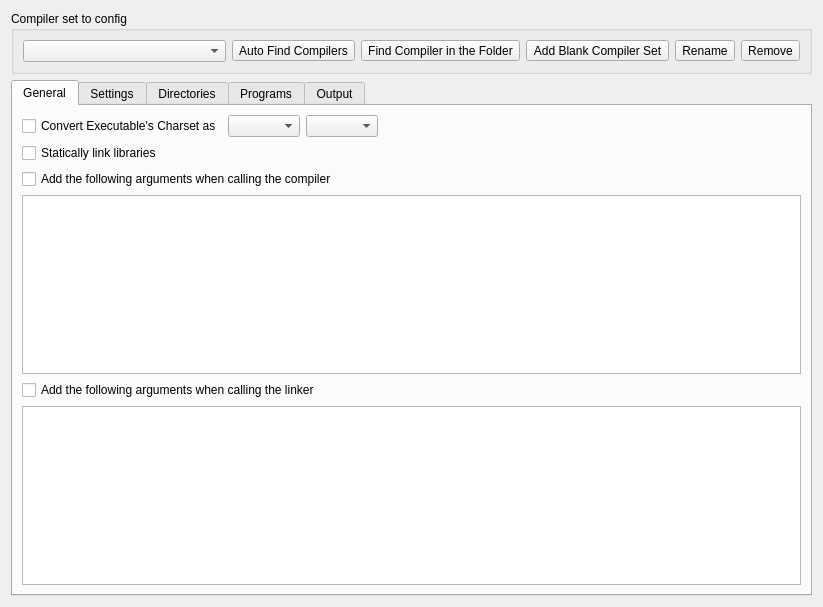
Above: RedPandaIDE/settingsdialog/compilersetoptionwidget.ui from royqh1979/RedPanda-CPP before the change. Below: the same form after it.
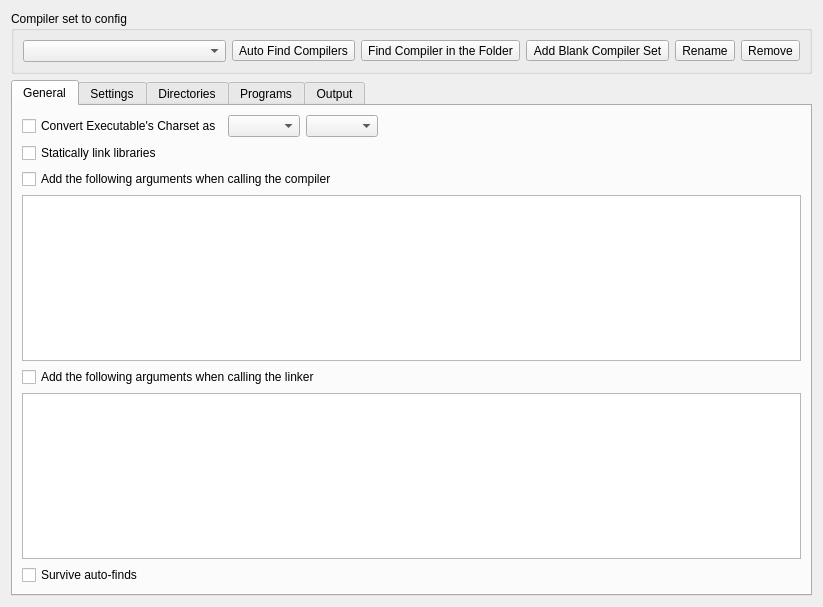
That is the form after the change. The open tabs and pages were chosen to show the change. Custom widgets are drawn as their Qt base class.

Commit message: allow compiler sets persist in auto-find

The edit to the form file:
```diff
--- a/RedPandaIDE/settingsdialog/compilersetoptionwidget.ui
+++ b/RedPandaIDE/settingsdialog/compilersetoptionwidget.ui
@@ -166,6 +166,13 @@
        <item>
         <widget class="QPlainTextEdit" name="txtCustomLinkParams"/>
        </item>
+       <item>
+        <widget class="QCheckBox" name="chkPersistInAutoFind">
+         <property name="text">
+          <string>Survive auto-finds</string>
+         </property>
+        </widget>
+       </item>
       </layout>
      </widget>
      <widget class="QWidget" name="tabSettings">
```
Lines whose indentation alone changed are shown as unchanged. The commit also changes 6 other files.
